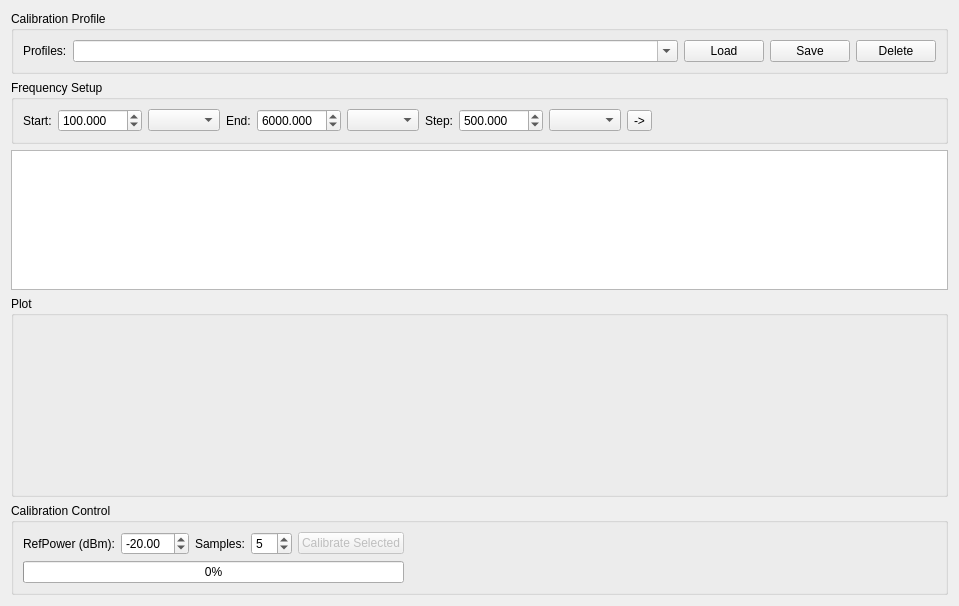
This is src/calibrationmanager.ui in coozoo/qtrfpowermeter as Qt 5 draws it before an edit. The edited form follows.
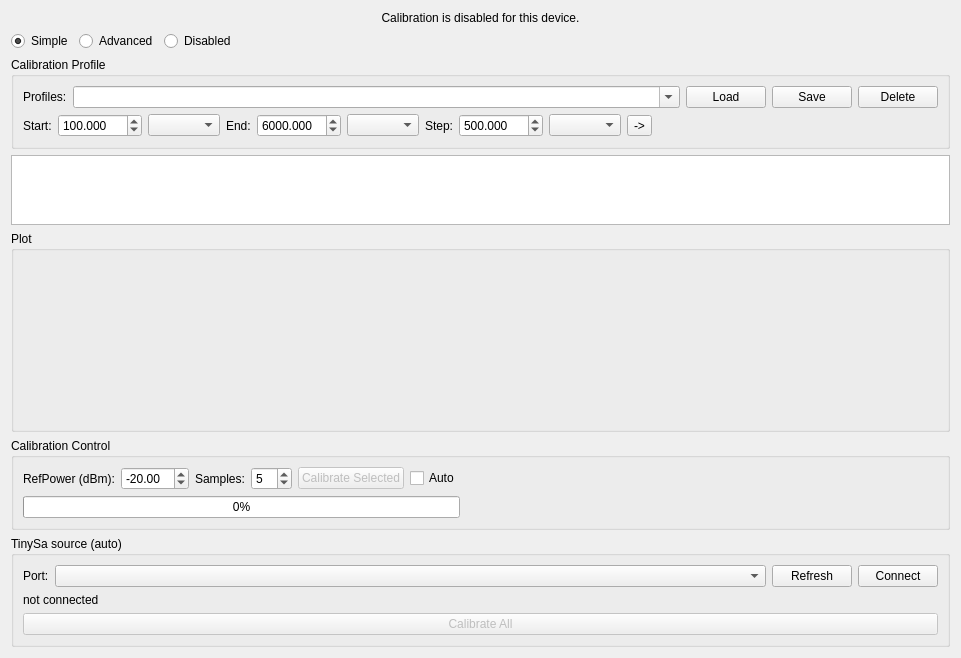
This is the edited form. Custom widgets are drawn as their Qt base class.

Diff of the .ui file:
```diff
--- a/src/calibrationmanager.ui
+++ b/src/calibrationmanager.ui
@@ -6,8 +6,8 @@
    <rect>
     <x>0</x>
     <y>0</y>
-    <width>959</width>
-    <height>606</height>
+    <width>961</width>
+    <height>627</height>
    </rect>
   </property>
   <property name="windowTitle">
@@ -15,46 +15,117 @@
   </property>
   <layout class="QVBoxLayout" name="verticalLayout">
    <item>
+    <widget class="QLabel" name="disabledBanner">
+     <property name="visible">
+      <bool>false</bool>
+     </property>
+     <property name="text">
+      <string>Calibration is disabled for this device.</string>
+     </property>
+     <property name="alignment">
+      <set>Qt::AlignmentFlag::AlignCenter</set>
+     </property>
+    </widget>
+   </item>
+   <item>
+    <layout class="QHBoxLayout" name="calmode_horizontalLayout">
+     <item>
+      <widget class="QRadioButton" name="modeSimpleRadio">
+       <property name="text">
+        <string>Simple</string>
+       </property>
+       <property name="checked">
+        <bool>true</bool>
+       </property>
+      </widget>
+     </item>
+     <item>
+      <widget class="QRadioButton" name="modeAdvancedRadio">
+       <property name="text">
+        <string>Advanced</string>
+       </property>
+      </widget>
+     </item>
+     <item>
+      <widget class="QRadioButton" name="modeDisabledRadio">
+       <property name="text">
+        <string>Disabled</string>
+       </property>
+      </widget>
+     </item>
+     <item>
+      <spacer name="modeSpacer">
+       <property name="orientation">
+        <enum>Qt::Orientation::Horizontal</enum>
+       </property>
+       <property name="sizeHint" stdset="0">
+        <size>
+         <width>40</width>
+         <height>20</height>
+        </size>
+       </property>
+      </spacer>
+     </item>
+    </layout>
+   </item>
+   <item>
+    <widget class="QWidget" name="calibrationBody" native="true">
+     <layout class="QVBoxLayout" name="calibrationBodyLayout">
+      <property name="leftMargin">
+       <number>0</number>
+      </property>
+      <property name="topMargin">
+       <number>0</number>
+      </property>
+      <property name="rightMargin">
+       <number>0</number>
+      </property>
+      <property name="bottomMargin">
+       <number>0</number>
+      </property>
+      <item>
     <widget class="QGroupBox" name="profileGroupBox">
      <property name="title">
       <string>Calibration Profile</string>
      </property>
      <layout class="QGridLayout" name="gridLayout">
-      <item row="0" column="1">
-       <widget class="QComboBox" name="profileComboBox">
-        <property name="sizePolicy">
-         <sizepolicy hsizetype="MinimumExpanding" vsizetype="Fixed">
-          <horstretch>0</horstretch>
-          <verstretch>0</verstretch>
-         </sizepolicy>
-        </property>
-        <property name="editable">
-         <bool>true</bool>
-        </property>
-       </widget>
-      </item>
-      <item row="0" column="0">
+         <item row="1" column="0">
+          <layout class="QHBoxLayout" name="calprof_horizontalLayout">
+           <item>
        <widget class="QLabel" name="label">
         <property name="text">
          <string>Profiles:</string>
         </property>
        </widget>
       </item>
-      <item row="0" column="3">
-       <widget class="QPushButton" name="saveProfileButton">
-        <property name="text">
-         <string>Save</string>
+           <item>
+            <widget class="QComboBox" name="profileComboBox">
+             <property name="sizePolicy">
+              <sizepolicy hsizetype="MinimumExpanding" vsizetype="Fixed">
+               <horstretch>0</horstretch>
+               <verstretch>0</verstretch>
+              </sizepolicy>
+             </property>
+             <property name="editable">
+              <bool>true</bool>
         </property>
        </widget>
       </item>
-      <item row="0" column="2">
+           <item>
        <widget class="QPushButton" name="loadProfileButton">
         <property name="text">
          <string>Load</string>
         </property>
        </widget>
       </item>
-      <item row="0" column="4">
+           <item>
+            <widget class="QPushButton" name="saveProfileButton">
+             <property name="text">
+              <string>Save</string>
+             </property>
+            </widget>
+           </item>
+           <item>
        <widget class="QPushButton" name="deleteProfileButton">
         <property name="text">
          <string>Delete</string>
@@ -62,14 +133,9 @@
        </widget>
       </item>
      </layout>
-    </widget>
-   </item>
-   <item>
-    <widget class="QGroupBox" name="setupGroupBox">
-     <property name="title">
-      <string>Frequency Setup</string>
-     </property>
-     <layout class="QHBoxLayout" name="horizontalLayout">
+         </item>
+         <item row="2" column="0">
+          <layout class="QHBoxLayout" name="freqsetup_horizontalLayout">
       <item>
        <widget class="QLabel" name="label_3">
         <property name="text">
@@ -169,6 +235,8 @@
        </spacer>
       </item>
      </layout>
+         </item>
+        </layout>
     </widget>
    </item>
    <item>
@@ -235,6 +303,16 @@
         </property>
        </widget>
       </item>
+         <item row="0" column="5">
+          <widget class="QCheckBox" name="autoCalibrationCheckBox">
+           <property name="toolTip">
+            <string>Use TinySa as the signal source and run the calibration loop automatically</string>
+           </property>
+           <property name="text">
+            <string>Auto</string>
+           </property>
+          </widget>
+         </item>
       <item row="0" column="0">
        <widget class="QLabel" name="label_6">
         <property name="toolTip">
@@ -274,11 +352,77 @@
         </property>
        </spacer>
       </item>
-      <item row="1" column="0" colspan="5">
+         <item row="1" column="0" colspan="6">
        <widget class="QProgressBar" name="calibrateSelected_progressBar">
         <property name="value">
          <number>0</number>
         </property>
+          </widget>
+         </item>
+        </layout>
+       </widget>
+      </item>
+      <item>
+       <widget class="QGroupBox" name="tinySaSourceGroupBox">
+        <property name="visible">
+         <bool>false</bool>
+        </property>
+        <property name="title">
+         <string>TinySa source (auto)</string>
+        </property>
+        <layout class="QGridLayout" name="tinySaSourceLayout">
+         <item row="0" column="0">
+          <widget class="QLabel" name="tinySaPortLabel">
+           <property name="text">
+            <string>Port:</string>
+           </property>
+          </widget>
+         </item>
+         <item row="0" column="1">
+          <widget class="QComboBox" name="tinySaPortComboBox">
+           <property name="sizePolicy">
+            <sizepolicy hsizetype="MinimumExpanding" vsizetype="Fixed">
+             <horstretch>0</horstretch>
+             <verstretch>0</verstretch>
+            </sizepolicy>
+           </property>
+          </widget>
+         </item>
+         <item row="0" column="2">
+          <widget class="QPushButton" name="tinySaRefreshButton">
+           <property name="text">
+            <string>Refresh</string>
+           </property>
+          </widget>
+         </item>
+         <item row="0" column="3">
+          <widget class="QPushButton" name="tinySaConnectButton">
+           <property name="text">
+            <string>Connect</string>
+           </property>
+          </widget>
+         </item>
+         <item row="1" column="0" colspan="4">
+          <widget class="QLabel" name="tinySaStatusLabel">
+           <property name="text">
+            <string>not connected</string>
+           </property>
+          </widget>
+         </item>
+         <item row="2" column="0" colspan="4">
+          <widget class="QPushButton" name="calibrateAllButton">
+           <property name="enabled">
+            <bool>false</bool>
+           </property>
+           <property name="toolTip">
+            <string>Sweep TinySa across every row; the level is clamped to each frequency's reachable band if needed</string>
+           </property>
+           <property name="text">
+            <string>Calibrate All</string>
+           </property>
+          </widget>
+         </item>
+        </layout>
        </widget>
       </item>
      </layout>
```
Lines whose indentation alone changed are shown as unchanged.
